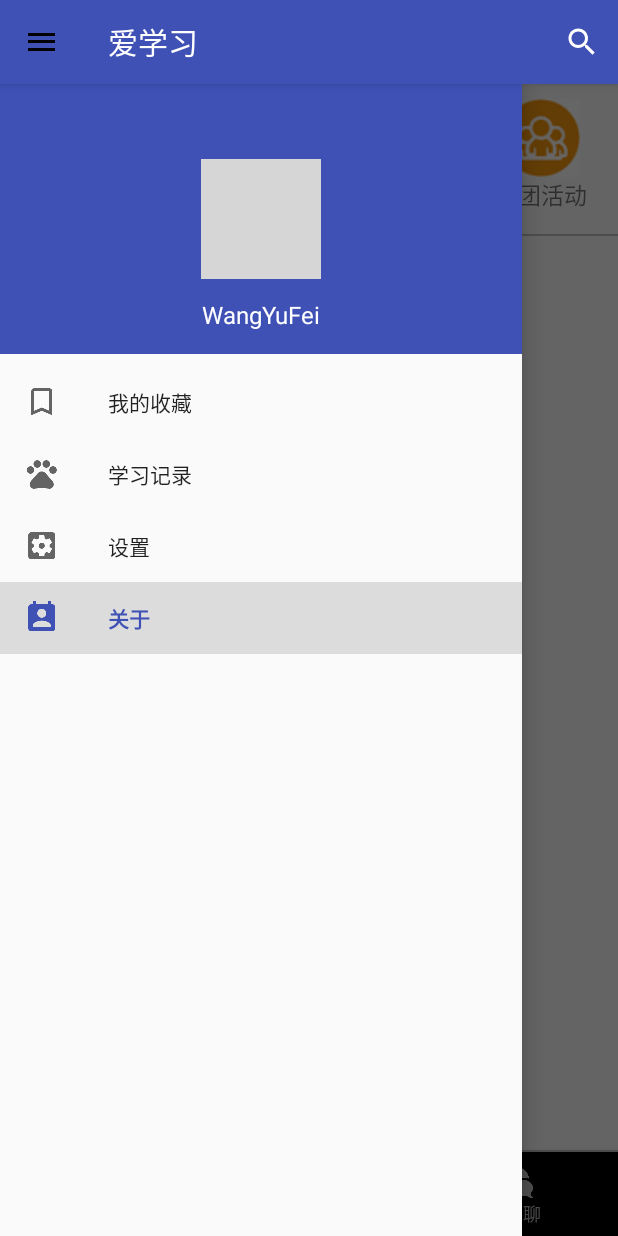
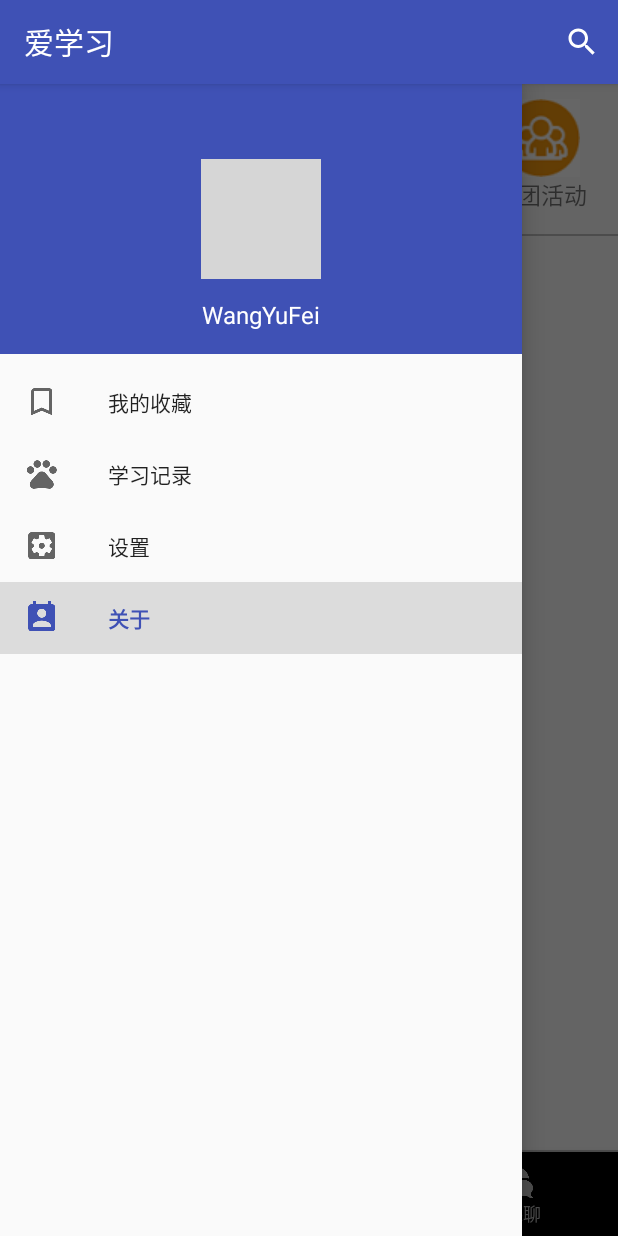
Before and after one commit to McFlyWYF/i_Studying, an Android app: the MainActivity screen opened directly, with no data from a screen before it, with the side drawer open, on a phone screen of 412 x 824 dp. Run offline under Robolectric (Android 15) with nearby library versions, the phone set to English and light mode, and no system bars; our stand-ins replace CircleImageView; grey boxes are pictures that could not be loaded.

Commit message:
新闻和招聘页面完成

```diff
--- a/app/build.gradle
+++ b/app/build.gradle
@@ -35,10 +35,10 @@ dependencies {
     compile 'com.jakewharton:butterknife:7.0.1'
     compile 'com.android.support:design:25.0.0'
     compile 'com.google.android.gms:play-services-maps:10.2.6'
-    testCompile 'junit:junit:4.12'
     compile 'de.hdodenhof:circleimageview:2.1.0'
     compile 'org.litepal.android:core:1.3.2'
     compile 'com.squareup.okhttp3:okhttp:3.4.1'
     compile 'com.google.code.gson:gson:2.7'
     compile 'com.github.bumptech.glide:glide:3.7.0'
+    testCompile 'junit:junit:4.12'
 }
--- a/app/src/main/java/com/example/logindemo/Fragment/HomeFragment.java
+++ b/app/src/main/java/com/example/logindemo/Fragment/HomeFragment.java
@@ -11,17 +11,21 @@ import android.view.View;
 import android.view.ViewGroup;
 import android.widget.AdapterView;
 import android.widget.ListView;
+import android.widget.TextView;
 
 import com.example.logindemo.R;
 import com.example.logindemo.activity.NewsDisplayActivity;
+import com.example.logindemo.activity.SchoolNewsActivity;
 import com.example.logindemo.adapter.NewsAdapter;
 import com.example.logindemo.db.News;
 
 import org.jsoup.Jsoup;
+import org.jsoup.nodes.Document;
 import org.jsoup.select.Elements;
 
 import java.util.ArrayList;
 import java.util.List;
+
 
 public class HomeFragment extends Fragment {
 
@@ -29,6 +33,11 @@ public class HomeFragment extends Fragment {
     private List<News> newsList;
     private Handler handler;
     private NewsAdapter newsAdapter;
+    private TextView news;
+    private TextView find;
+    private TextView information;
+    private TextView activity;
+
 
     @Override
     public View onCreateView(LayoutInflater inflater, ViewGroup container, Bundle savedInstanceState) {
@@ -54,6 +63,20 @@ public class HomeFragment extends Fragment {
                 }
             }
         };
+
+        news = (TextView) view.findViewById(R.id.news_text);
+        find = (TextView) view.findViewById(R.id.find_text);
+        information = (TextView) view.findViewById(R.id.information_text);
+        activity = (TextView) view.findViewById(R.id.activity_text);
+
+        information.setOnClickListener(new View.OnClickListener(){
+            @Override
+            public void onClick(View v) {
+                Intent intent = new Intent(getActivity().getApplicationContext(), SchoolNewsActivity.class);
+                startActivity(intent);
+            }
+        });
+
         return view;
     }
 
@@ -64,26 +87,21 @@ public class HomeFragment extends Fragment {
             public void run() {
                 try {
                     //获取虎扑新闻5页的数据，网址格式为：https://voice.hupu.com/nba/第几页
-                    for (int i = 1; i <= 3; i++) {
+                    for (int i = 1; i <= 1; i++) {
 
-                        org.jsoup.nodes.Document doc = Jsoup.connect("https://voice.hupu.com/nba/").get();
-                        Elements titleLinks = doc.select("div.list-hd" );    //解析来获取每条新闻的标题与链接地址
-                        Elements timeLinks = doc.select("div.otherInfo");   //解析来获取每条新闻的时间与来源
+                        Document doc = Jsoup.connect("http://news.qq.com/").get();
+                        Elements titleLinks = doc.select("div.text");//解析来获取每条新闻的标题
                         Log.e("title", Integer.toString(titleLinks.size()));
                         for (int j = 0; j < titleLinks.size(); j++) {
-                            String title = titleLinks.get(j).select("a").text();
-                            String uri = titleLinks.get(j).select("a").attr("href");
-                            //String desc = descLinks.get(j).select("span").text();
-                            String time = timeLinks.get(j).select("span.other-left").select("a").text();
-                            News news = new News(title, uri, null, time);
+                            String title = titleLinks.get(j).select("em").select("a").text();
+                            String uri = titleLinks.get(j).select("em").select("a").attr("href");
+                            News news = new News(title, uri, null, null);
                             newsList.add(news);
-                    }
-
+                        }
                     }
                     Message msg = new Message();
                     msg.what = 1;
                     handler.sendMessage(msg);
-
                 } catch (Exception e) {
                     e.printStackTrace();
                 }
--- a/app/src/main/java/com/example/logindemo/Sign/LoginSystem.java
+++ b/app/src/main/java/com/example/logindemo/Sign/LoginSystem.java
@@ -33,9 +33,7 @@ public class LoginSystem extends AppCompatActivity {
         school.setOnClickListener(new View.OnClickListener() {
             @Override
             public void onClick(View v) {
-                Intent intent = new Intent(LoginSystem.this,LoginActivity.class);
-                startActivity(intent);
-                finish();
+
             }
         });
     }
--- a/app/src/main/java/com/example/logindemo/Sign/SignupActivity.java
+++ b/app/src/main/java/com/example/logindemo/Sign/SignupActivity.java
@@ -56,6 +56,7 @@ public class SignupActivity extends AppCompatActivity {
 
                 Intent intent = new Intent(SignupActivity.this,LoginActivity.class);
                 startActivity(intent);
+                finish();
             }
         });
 
--- a/app/src/main/java/com/example/logindemo/activity/ChatActivity.java
+++ b/app/src/main/java/com/example/logindemo/activity/ChatActivity.java
@@ -12,6 +12,5 @@ public class ChatActivity extends AppCompatActivity {
     protected void onCreate(Bundle savedInstanceState) {
         super.onCreate(savedInstanceState);
         setContentView(R.layout.activity_chat_fragment);
-
     }
 }
--- a/app/src/main/java/com/example/logindemo/activity/MainActivity.java
+++ b/app/src/main/java/com/example/logindemo/activity/MainActivity.java
@@ -6,11 +6,9 @@ import android.support.design.widget.BottomNavigationView;
 import android.support.design.widget.NavigationView;
 import android.support.v4.app.Fragment;
 import android.support.v4.app.FragmentTransaction;
-import android.support.v4.view.GravityCompat;
 import android.support.v4.view.MenuItemCompat;
 import android.support.v4.view.ViewPager;
 import android.support.v4.widget.DrawerLayout;
-import android.support.v7.app.ActionBar;
 import android.support.v7.app.AppCompatActivity;
 import android.support.v7.widget.SearchView;
 import android.view.Menu;
@@ -67,11 +65,6 @@ public class MainActivity extends AppCompatActivity{
         super.onCreate(savedInstanceState);
         setContentView(R.layout.activity_main);
         drawerLayout = (DrawerLayout) findViewById(R.id.draw_layout);
-        ActionBar actionBar = getSupportActionBar();
-        if(actionBar != null){
-            actionBar.setDisplayHomeAsUpEnabled(true);
-            actionBar.setHomeAsUpIndicator(R.drawable.ic_menu);
-        }
         NavigationListener();
         BottomNavigationView navigation = (BottomNavigationView) findViewById(R.id.btn_menu);
         navigation.setOnNavigationItemSelectedListener(mOnNavigationItemSelectedListener);
@@ -116,16 +109,6 @@ public class MainActivity extends AppCompatActivity{
         return super.onCreateOptionsMenu(menu);
     }
 
-    @Override
-    public boolean onOptionsItemSelected(MenuItem item){
-        switch(item.getItemId()){
-            case android.R.id.home:
-                drawerLayout.openDrawer(GravityCompat.START);
-                default:
-        }
-        return true;
-    }
-
     public void NavigationListener(){
 
         NavigationView navView = (NavigationView)findViewById(R.id.nav_view);
--- a/app/src/main/java/com/example/logindemo/adapter/NewsAdapter.java
+++ b/app/src/main/java/com/example/logindemo/adapter/NewsAdapter.java
@@ -46,11 +46,9 @@ public class NewsAdapter extends BaseAdapter {
     @Override
     public View getView(int position, View convertView, ViewGroup parent) {
         if (convertView == null) {
-            view = LayoutInflater.from(mContext).inflate(R.layout.news_item,
-                    null);
+            view = LayoutInflater.from(mContext).inflate(R.layout.news_item, null);
             viewHolder = new ViewHolder();
-            viewHolder.newsTitle = (TextView) view
-                    .findViewById(R.id.news_title);
+            viewHolder.newsTitle = (TextView) view.findViewById(R.id.news_title);
             viewHolder.newsDesc = (TextView)view.findViewById(R.id.news_desc);
             viewHolder.newsTime = (TextView)view.findViewById(R.id.news_time);
             view.setTag(viewHolder);
--- a/app/src/main/java/com/example/logindemo/db/News.java
+++ b/app/src/main/java/com/example/logindemo/db/News.java
@@ -49,4 +49,5 @@ public class News{
     public void setNewsUrl(String newsUrl) {
         this.newsUrl = newsUrl;
     }
+
 }
--- a/app/src/main/res/layout/activity_home_fragment.xml
+++ b/app/src/main/res/layout/activity_home_fragment.xml
@@ -13,16 +13,18 @@
         android:orientation="horizontal">
 
         <TextView
+            android:id="@+id/news_text"
             android:layout_width="match_parent"
             android:layout_height="100dp"
             android:layout_weight="1"
             android:drawableTop="@drawable/news"
             android:gravity="center_horizontal"
             android:padding="10dp"
-            android:text="新闻"
+            android:text="校园新闻"
             android:textSize="15sp" />
 
         <TextView
+            android:id="@+id/find_text"
             android:layout_width="match_parent"
             android:layout_height="100dp"
             android:layout_weight="1"
@@ -33,16 +35,18 @@
             android:textSize="15sp" />
 
         <TextView
+            android:id="@+id/information_text"
             android:layout_width="match_parent"
             android:layout_height="100dp"
             android:layout_weight="1"
             android:drawableTop="@drawable/imagation"
             android:gravity="center_horizontal"
             android:padding="10dp"
-            android:text="信息发布"
+            android:text="兼职招聘"
             android:textSize="15sp" />
 
         <TextView
+            android:id="@+id/activity_text"
             android:layout_width="match_parent"
             android:layout_height="100dp"
             android:layout_weight="1"
--- a/app/src/main/res/layout/news_item.xml
+++ b/app/src/main/res/layout/news_item.xml
@@ -9,7 +9,7 @@
         android:layout_height="wrap_content"
         android:layout_marginLeft="10dp"
         android:layout_marginTop="10dp"
-        android:layout_marginRight="5dp"
+        android:layout_marginRight="10dp"
         android:layout_marginBottom="5dp"
         android:id="@+id/news_title"
         android:gravity="center_horizontal"
```
Also changed, not shown: app/src/main/AndroidManifest.xml (+11 -4 lines), app/src/main/java/com/example/logindemo/activity/NewsDisplayActivity.java (+10 -12 lines), app/src/main/java/com/example/logindemo/activity/SchoolNewsActivity.java (added, +89 -0 lines), app/src/main/java/com/example/logindemo/activity/Welcome.java (added, +34 -0 lines), app/src/main/res/layout/activity_school_news.xml (added, +18 -0 lines), app/src/main/res/layout/login_system.xml (+13 -4 lines), app/src/main/res/layout/welcome.xml (added, +8 -0 lines), app/src/main/res/drawable-v21/loginbackground.png (added), app/src/main/res/drawable-v21/welcome.png (added), app/src/main/res/drawable-v21/welcome2.png (added).
